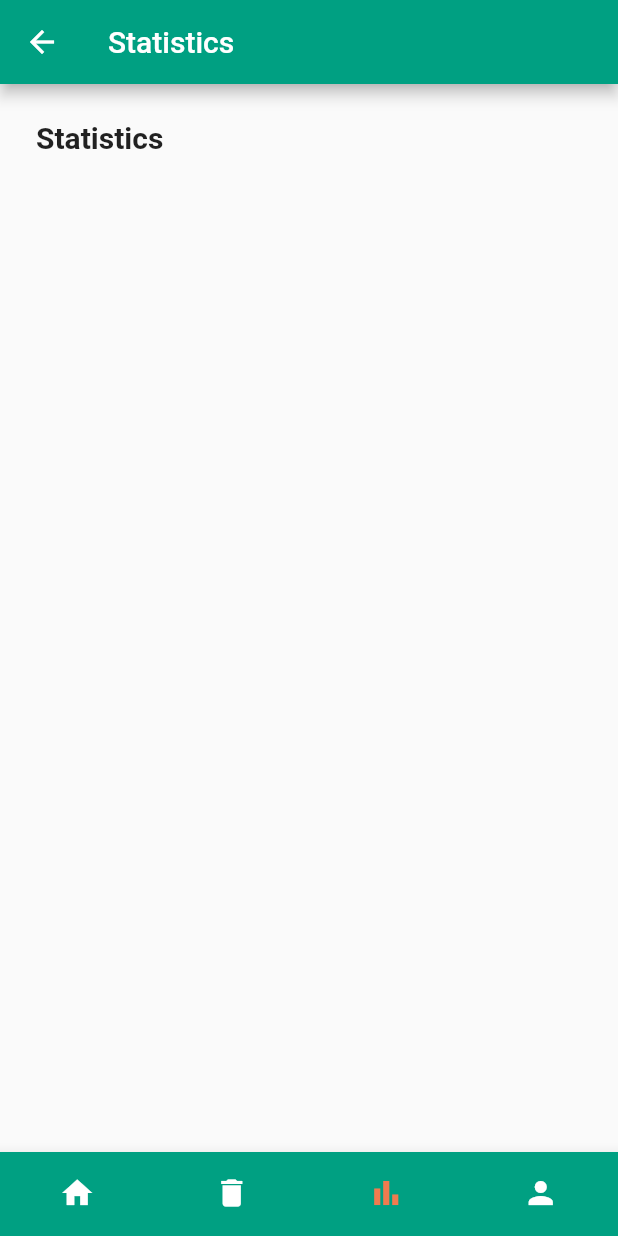
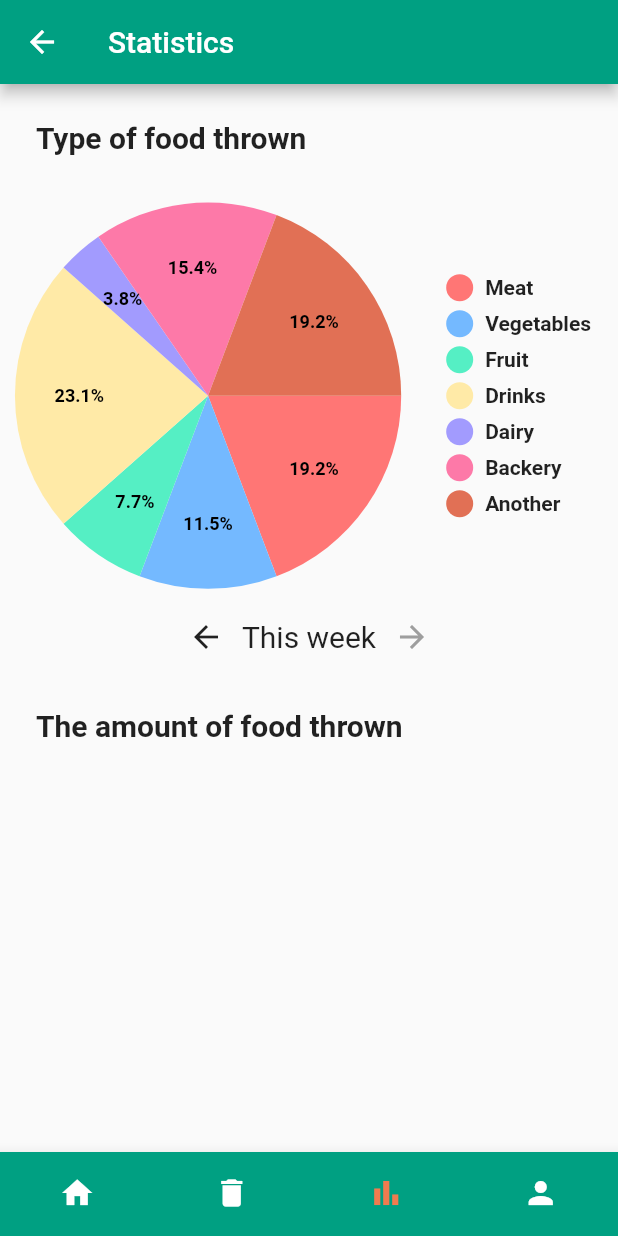
Before and after one commit to tprzerywacz/doof, a Flutter app: the screen it shows once a user with an empty profile is signed in, item 3 of the bottom bar chosen, on a phone screen of 412 x 824 dp. Run offline on Flutter 3.47's test engine with Material 2 defaults, Android fonts, the phone set to English and light mode, and no system bars; drawn by our look-alikes of pie_chart; our stand-ins replace cloud_firestore, firebase_auth, firebase_core, flutter_svg; accounts and stored records are empty.

Commit message:
Add pie plot and fix some icons

```diff
--- a/lib/home.dart
+++ b/lib/home.dart
@@ -29,7 +29,7 @@ class _MyStatefulWidgetState extends State<MyStatefulWidget> {
   final List<Widget> _widgetOptions = <Widget>[
     const ThisWeek(),
     const Products(),
-    const Statistics(),
+    Statistics(),
     MyProfile()
   ];
 
--- a/lib/products/others.dart
+++ b/lib/products/others.dart
@@ -142,13 +142,13 @@ class AnotherItems extends StatelessWidget {
       'Egg (pcs)': 'assets/egg.svg',
       'Ketchup (50g)': 'assets/mustard.svg',
       'Mustard (50g)': 'assets/mustard.svg',
-      'Cookies (50g)': 'assets/croissant.svg',
-      'Candy (50g)': 'assets/onion.svg',
-      'Honey (50g)': 'assets/onion.svg',
-      'Fries (50g)': 'assets/onion.svg',
-      'Chips (50g)': 'assets/onion.svg',
-      'Crisps (50g)': 'assets/onion.svg',
-      'Mushrooms (50g)': 'assets/onion.svg',
+      'Cookies (50g)': 'assets/cookie.svg',
+      'Candy (50g)': 'assets/candy.svg',
+      'Honey (50g)': 'assets/honey.svg',
+      'Fries (50g)': 'assets/fries.svg',
+      'Chips (50g)': 'assets/groceries.svg',
+      'Crisps (50g)': 'assets/groceries.svg',
+      'Mushrooms (50g)': 'assets/mushroom.svg',
     };
     final String assetName = assetsMap[name]!;
     final Widget svg = SvgPicture.asset(
--- a/lib/products/vegetables.dart
+++ b/lib/products/vegetables.dart
@@ -146,7 +146,7 @@ class VegetableItems extends StatelessWidget {
       'Paprika (pcs)': 'assets/paprika.svg',
       'Cabbage (pcs)': 'assets/cabbage.svg',
       'Lettuce (pcs)': 'assets/lettuce.svg',
-      'Cucumber (pcs)': 'assets/cabbage.svg',
+      'Cucumber (pcs)': 'assets/cucumber.svg',
       'Brocolli (pcs)': 'assets/broccoli.svg',
       'Parsley (pcs)': 'assets/paprika.svg',
       'Garlic (pcs)': 'assets/garlic.svg'
--- a/lib/stats.dart
+++ b/lib/stats.dart
@@ -1,7 +1,18 @@
 import 'package:flutter/material.dart';
+import 'package:pie_chart/pie_chart.dart';
 
 class Statistics extends StatelessWidget {
-  const Statistics({super.key});
+  Statistics({super.key});
+  final Map<String, double> dataMap = {
+    "Meat": 5,
+    "Vegetables": 3,
+    "Fruit": 2,
+    "Drinks": 6,
+    "Dairy": 1,
+    "Backery": 4,
+    "Another": 5,
+  };
+
   @override
   Widget build(BuildContext context) {
     return Scaffold(
@@ -14,14 +25,71 @@ class Statistics extends StatelessWidget {
       ),
       body: Column(
         crossAxisAlignment: CrossAxisAlignment.stretch,
-        children: const <Widget>[
-          Padding(
+        children: <Widget>[
+          const Padding(
             padding: EdgeInsets.all(24.0),
             child: Text(
-              'Statistics',
+              'Type of food thrown',
               style: TextStyle(fontSize: 20, fontWeight: FontWeight.bold),
             ),
           ),
+          PieChart(
+            dataMap: dataMap,
+            animationDuration: const Duration(milliseconds: 1600),
+            chartLegendSpacing: 30,
+            chartRadius: MediaQuery.of(context).size.width / 1.6,
+            //colorList: colorList,
+            initialAngleInDegree: 0,
+            chartType: ChartType.disc,
+            ringStrokeWidth: 80,
+            legendOptions: const LegendOptions(
+              showLegendsInRow: false,
+              legendPosition: LegendPosition.right,
+              showLegends: true,
+              //legendShape: _BoxShape.circle,
+              legendTextStyle: TextStyle(
+                fontWeight: FontWeight.bold,
+              ),
+            ),
+            chartValuesOptions: const ChartValuesOptions(
+              showChartValueBackground: false,
+              showChartValues: true,
+              showChartValuesInPercentage: true,
+              showChartValuesOutside: false,
+              decimalPlaces: 1,
+            ),
+            // gradientList: ---To add gradient colors---
+            // emptyColorGradient: ---Empty Color gradient---
+          ),
+          Center(
+            child: Flexible(
+              child: Row(
+                mainAxisAlignment: MainAxisAlignment.center,
+                children: [
+                  IconButton(
+                      onPressed: () {}, icon: const Icon(Icons.arrow_back)),
+                  const Text(
+                    'This week',
+                    style:
+                        TextStyle(fontSize: 20, fontWeight: FontWeight.normal),
+                  ),
+                  IconButton(
+                    onPressed: () {},
+                    icon: const Icon(Icons.arrow_forward),
+                    color: Colors.grey,
+                  )
+                ],
+              ),
+            ),
+          ),
+          const Padding(
+            padding: EdgeInsets.all(24.0),
+            child: Text(
+              'The amount of food thrown',
+              style: TextStyle(fontSize: 20, fontWeight: FontWeight.bold),
+            ),
+          ),
+          // SimpleBarChart.withRandomData(),
         ],
       ),
     );
```
Also changed, not shown: pubspec.yaml (+9 -0 lines), assets/candy.svg (added), assets/cattle.svg, assets/cookie.svg (added), assets/cucumber.svg (added), assets/fries.svg (added), assets/groceries.svg (added), assets/hen.svg, assets/honey.svg (added), assets/mushroom.svg (added), assets/mustard.svg, assets/pig.svg, assets/potato.svg, assets/shark.svg, 2 more files, 1 other file.
